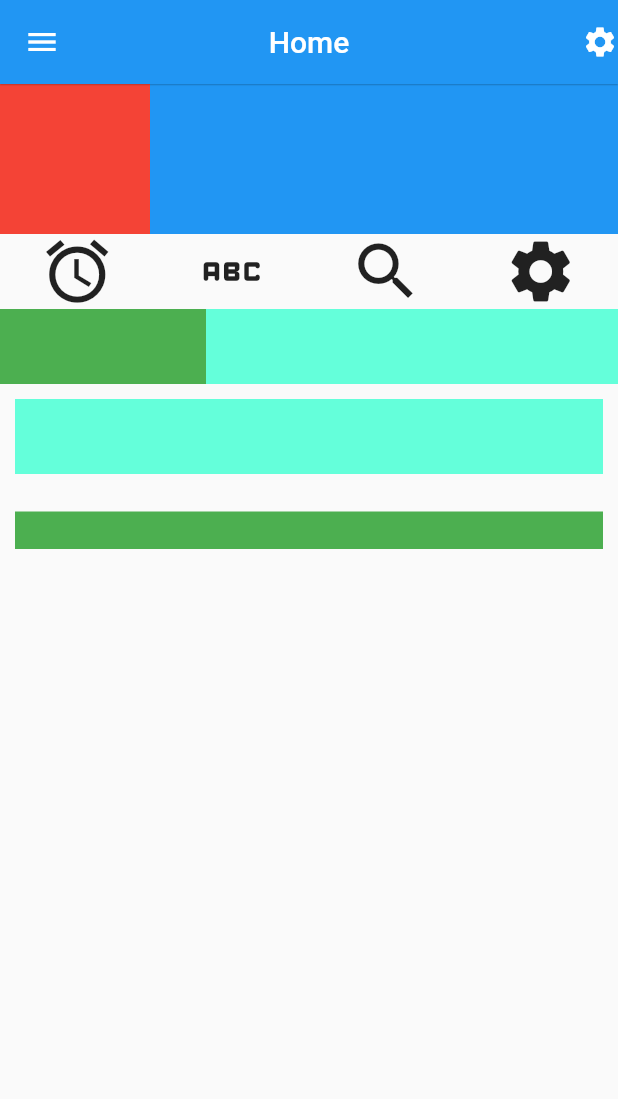
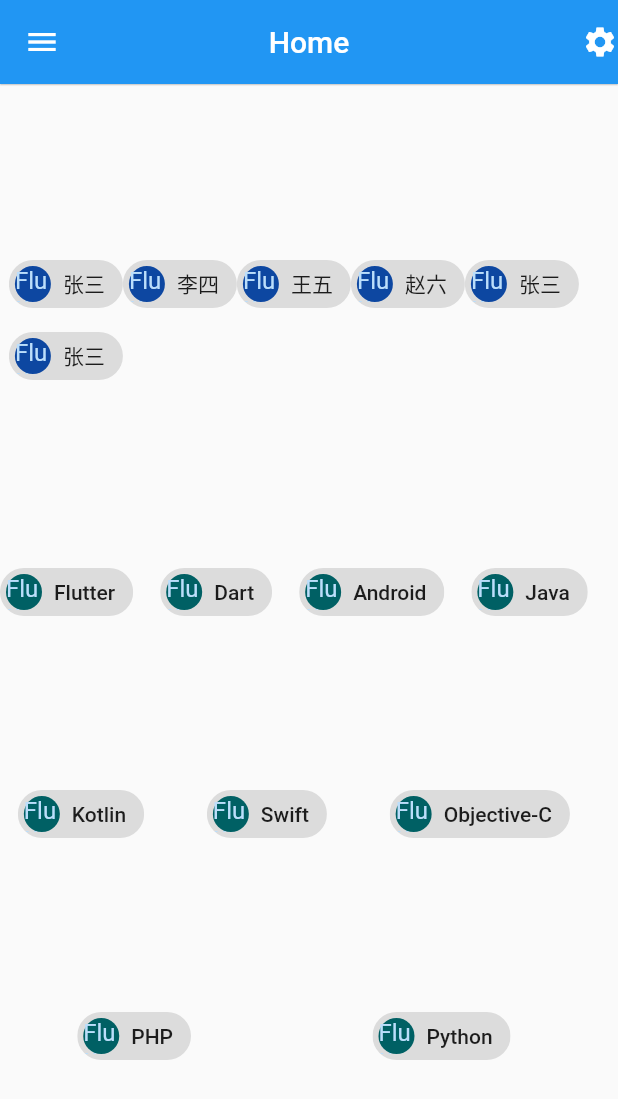
Before and after one commit to yellowsae/flutter-frist, a Flutter app: the screen it shows after launch, on a phone screen of 412 x 824 dp. Shown: the top 1099 px of the screen. Run offline on Flutter 3.47's test engine with Material 2 defaults, Android fonts, the phone set to English and light mode, and no system bars.

Commit message:
chore: flutter - Wrap

```diff
--- /dev/null
+++ b/lib/02_layout/04_Wrap.dart
@@ -0,0 +1,137 @@
+// ignore_for_file: prefer_const_literals_to_create_immutables, prefer_const_constructors
+
+import 'package:flutter/material.dart';
+
+class Home extends StatelessWidget {
+  const Home({super.key});
+
+  @override
+  Widget build(BuildContext context) {
+    // Scaffold 指定APP的基本结构
+    return Scaffold(
+      // AppBar 指定顶部的导航栏
+      appBar: AppBar(
+        // title 指定标题
+        title: Text('Home'), // 这里的 Title 是一个组件
+        // leading 指定左侧的按钮
+        leading: Icon(Icons.menu), // 使用 Icon 组件
+        // actions 指定右侧的按钮
+        actions: [
+          Icon(Icons.settings),
+        ],
+        // backgroundColor 指定背景颜色
+        // elevation 指定阴影
+        elevation: 0.4,
+        // centerTitle 指定标题是否居中
+        centerTitle: true,
+      ),
+      // body 指定内容区域 => (中间区域)
+      body: WrapDemo(), // 也是一个组件
+      // bottomNavigationBar 指定底部的导航栏
+    );
+  }
+}
+
+class WrapDemo extends StatelessWidget {
+  // ignore: prefer_final_fields
+  List<String> _list = [
+    'Flutter',
+    'Dart',
+    'Android',
+    'Java',
+    'Kotlin',
+    'Swift',
+    'Objective-C',
+    'PHP',
+    'Python',
+  ];
+
+  List<Widget> _JiShu() {
+    return _list
+        .map(
+          // 返回一个组件
+          (item) => Chip(
+            avatar: CircleAvatar(
+              backgroundColor: Colors.cyan.shade900,
+              child: Text('Flutter相关'),
+            ),
+            label: Text(item),
+          ),
+        )
+        .toList();
+  }
+
+  @override
+  Widget build(BuildContext context) {
+    return Column(
+      mainAxisAlignment: MainAxisAlignment.spaceEvenly,
+      children: [
+        // 使用 Row 组件 会出现溢出的情况
+        // 改为 Wrap 组件
+        Wrap(
+          children: [
+            Chip(
+              // avatar 指定左侧的图标
+              avatar: CircleAvatar(
+                backgroundColor: Colors.blue.shade900,
+                child: Text('Flutter'),
+              ),
+              label: Text('张三'),
+            ),
+            Chip(
+              // avatar 指定左侧的图标
+              avatar: CircleAvatar(
+                backgroundColor: Colors.blue.shade900,
+                child: Text('Flutter'),
+              ),
+              label: Text('李四'),
+            ),
+            Chip(
+              // avatar 指定左侧的图标
+              avatar: CircleAvatar(
+                backgroundColor: Colors.blue.shade900,
+                child: Text('Flutter'),
+              ),
+              label: Text('王五'),
+            ),
+            Chip(
+              // avatar 指定左侧的图标
+              avatar: CircleAvatar(
+                backgroundColor: Colors.blue.shade900,
+                child: Text('Flutter'),
+              ),
+              label: Text('赵六'),
+            ),
+            Chip(
+              // avatar 指定左侧的图标
+              avatar: CircleAvatar(
+                backgroundColor: Colors.blue.shade900,
+                child: Text('Flutter'),
+              ),
+              label: Text('张三'),
+            ),
+            Chip(
+              // avatar 指定左侧的图标
+              avatar: CircleAvatar(
+                backgroundColor: Colors.blue.shade900,
+                child: Text('Flutter'),
+              ),
+              label: Text('张三'),
+            ),
+          ],
+        ),
+        // 使用 Wrap 组件
+        Wrap(
+          // 使用 生成的 List 调用 函数
+          children: _JiShu(),
+          // 水平方向的间距
+          spacing: 18.0,
+          // 垂直方向的间距
+          runSpacing: 100,
+          // 对齐方式
+          alignment: WrapAlignment.spaceAround,
+        )
+      ],
+    );
+  }
+}
--- a/lib/main.dart
+++ b/lib/main.dart
@@ -4,7 +4,8 @@
 // import "./01_basic/02_Text.dart";
 // import "./02_layout/01_container.dart";
 // import "./02_layout/02_Column.dart";
-import "./02_layout/03_Flex.dart";
+// import "./02_layout/03_Flex.dart";
+import "./02_layout/04_Wrap.dart";
 
 void main() {
   runApp(MyApp());
```
